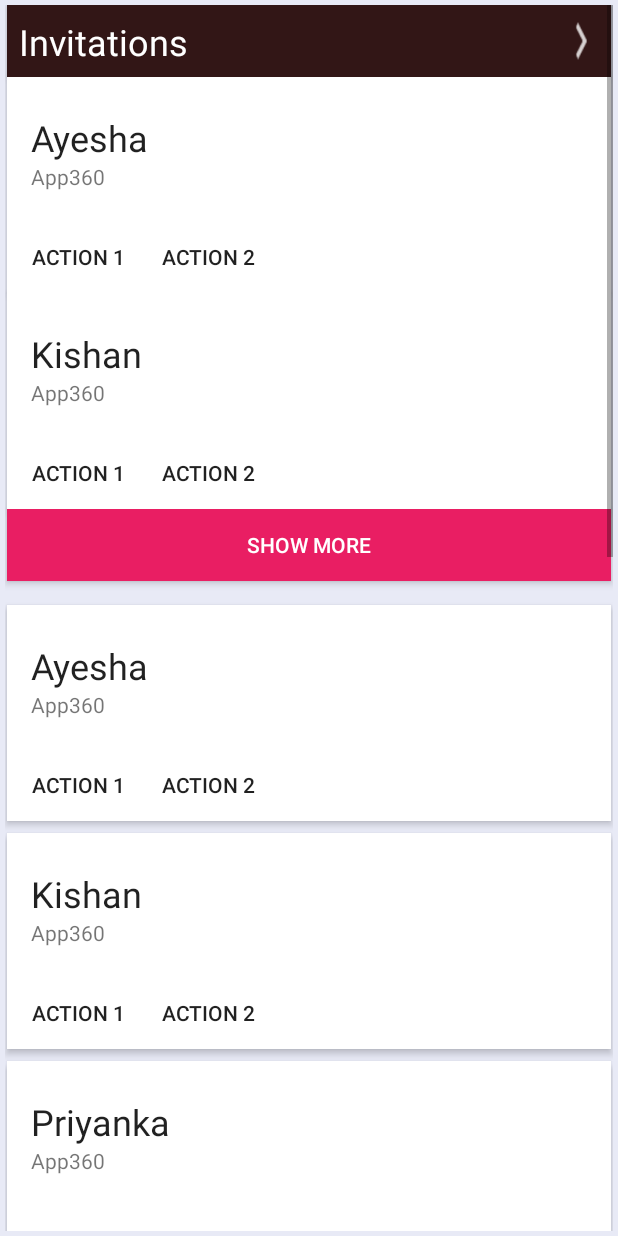
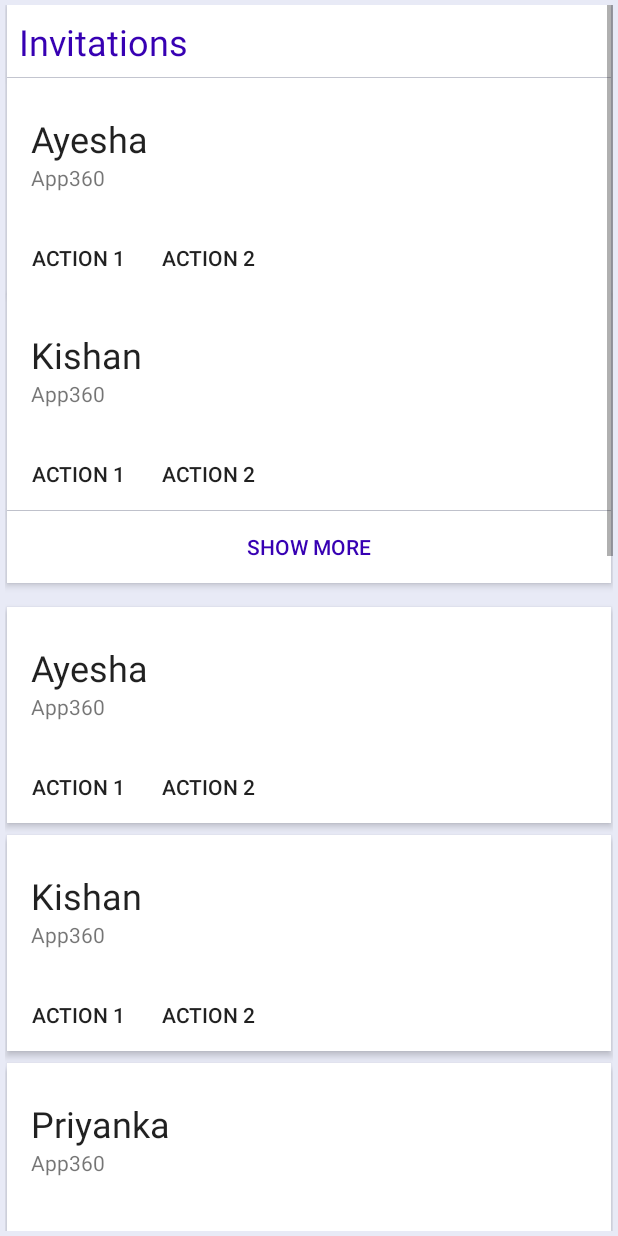
Before and after one commit to sikshakosh/App360, an Android app: the fragment ConnectionFragment placed in its activity, on a phone screen of 412 x 824 dp. Run offline under Robolectric (Android 15) with nearby library versions, the light colour scheme and no system bars; libraries missing offline, so code that uses them is left out: com.android.appcompose; plain views replace ImageSliderView; 21 statements that could not run were skipped.

Commit message:
designed connection screen

```diff
--- a/app/src/main/res/layout/list_connection_header.xml
+++ b/app/src/main/res/layout/list_connection_header.xml
@@ -6,7 +6,8 @@
     android:layout_height="wrap_content"
     android:layout_marginLeft="1dp"
     android:layout_marginRight="1dp"
-    android:background="@color/gray_700"
+    android:background="@color/white"
+    android:layout_marginBottom="1px"
     app:cardCornerRadius="0dp"
     app:cardElevation="3dp"
     app:checkedIconTint="#FFFFFF">
@@ -14,7 +15,7 @@
     <androidx.constraintlayout.widget.ConstraintLayout
         android:layout_width="match_parent"
         android:layout_height="wrap_content"
-        android:background="#321616">
+        android:background="@color/white">
 
         <TextView
             android:id="@+id/title"
@@ -23,7 +24,7 @@
             android:layout_marginStart="8dp"
             android:text="Invitations"
             android:textAppearance="@style/TextAppearance.AppCompat.Headline"
-            android:textColor="@color/colorPrimaryTextDefaultMaterialDark"
+            android:textColor="?attr/colorPrimaryDark"
             app:layout_constraintBottom_toBottomOf="parent"
             app:layout_constraintStart_toStartOf="parent"
             app:layout_constraintTop_toTopOf="parent" />
@@ -37,7 +38,7 @@
             android:layout_marginEnd="8dp"
             android:background="@drawable/ic_action_disclosure"
             android:minWidth="0dp"
-            app:icon="@drawable/ic_action_disclosure"
+            app:backgroundTint="?attr/colorPrimaryDark"
             app:layout_constraintEnd_toEndOf="parent"
             app:layout_constraintTop_toTopOf="parent" />
 
--- a/app/src/main/res/layout/list_connection_more.xml
+++ b/app/src/main/res/layout/list_connection_more.xml
@@ -9,13 +9,14 @@
     android:layout_marginLeft="1dp"
     android:layout_marginRight="1dp"
     android:background="@color/gray_700"
+    android:layout_marginTop="1px"
     android:layout_marginBottom="8dp"
     >
 
     <androidx.constraintlayout.widget.ConstraintLayout
         android:layout_width="match_parent"
         android:layout_height="wrap_content"
-        android:background="#E91E63">
+        android:background="@color/white">
 
 
         <Button
@@ -26,7 +27,8 @@
 
             android:minWidth="0dp"
             android:text="Show More"
-            android:textColor="#FFFFFF"
+            android:textColor="?attr/colorPrimaryDark"
+            app:backgroundTint="#FFFFFF"
             app:layout_constraintBottom_toBottomOf="parent"
             app:layout_constraintLeft_toLeftOf="parent"
             app:layout_constraintRight_toRightOf="parent"
```
